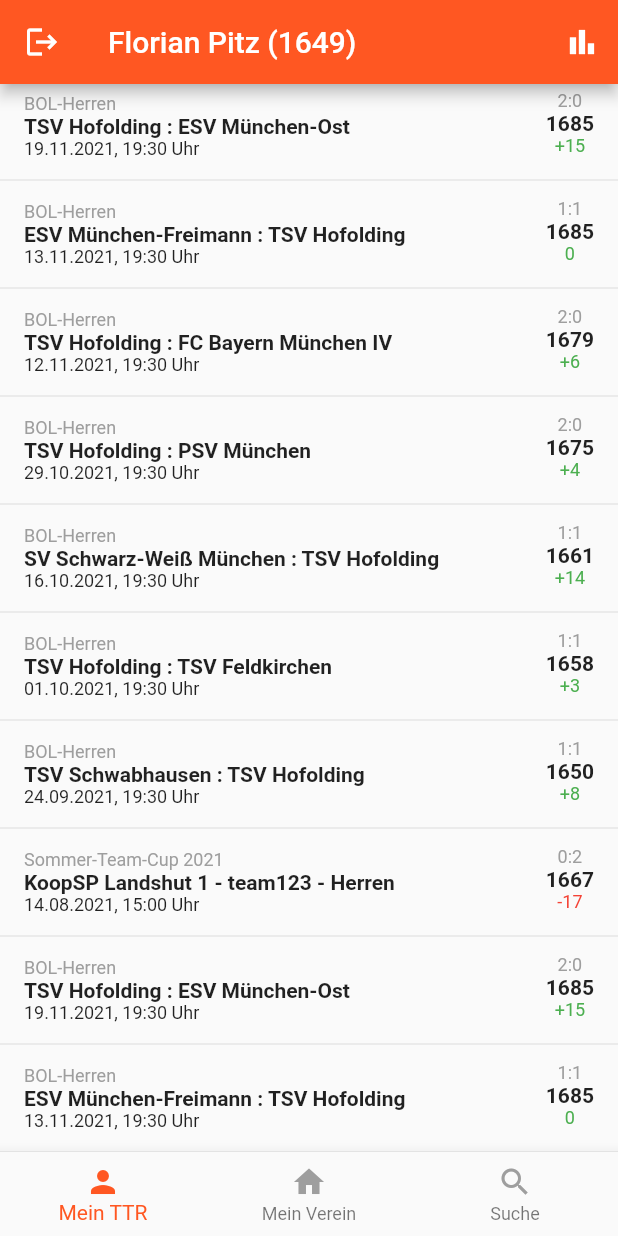
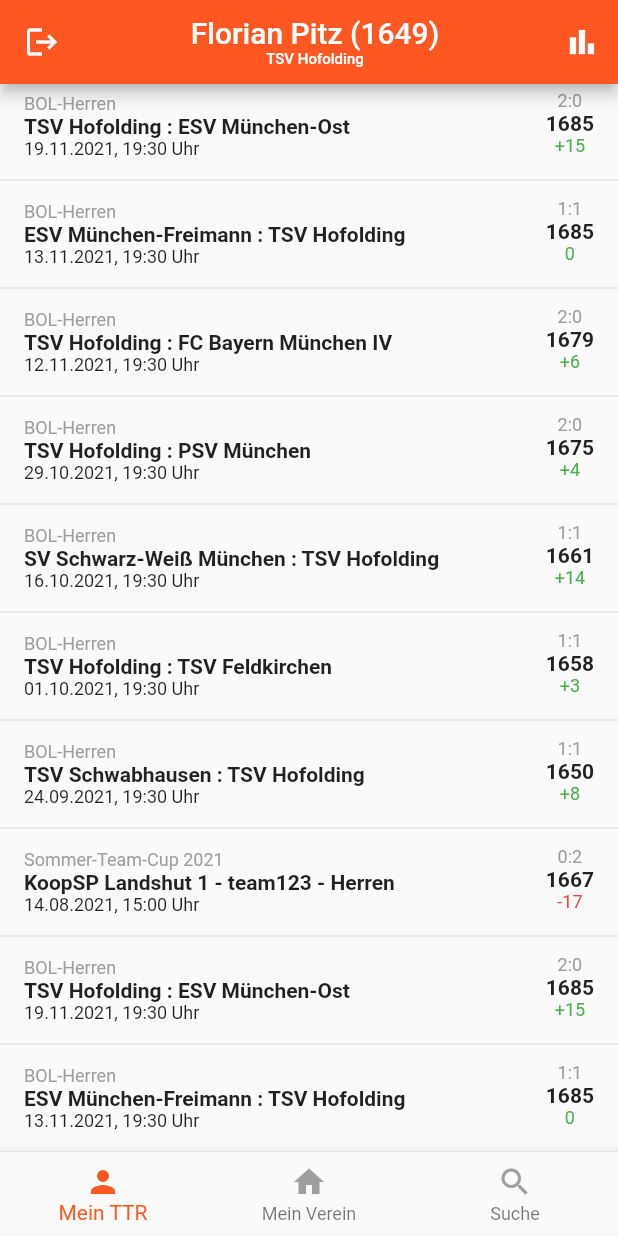
Before and after one commit to docpitz/show_ttr, a Flutter app: the screen it shows after launch, after a tap on "Anmelden", on a phone screen of 412 x 824 dp. Run offline on Flutter 3.47's test engine with Material 2 defaults, Android fonts, the light colour scheme and no system bars; drawn by our look-alikes of scrollable_positioned_list; our stand-ins replace fl_chart.

Commit message:
added club to headline

```diff
--- a/lib/widgets/player/player_detail_page.dart
+++ b/lib/widgets/player/player_detail_page.dart
@@ -92,12 +92,22 @@
       child: Scaffold(
         appBar: AppBar(
           leading: !showLogoutIcon ? null : LogoutButton(doLogout: doLogout),
-          title: Text(_player!.firstname +
-              " " +
-              _player!.lastname +
-              " (" +
-              _player!.points.toString() +
-              ")"),
+          title: Center(
+            child: Column(
+              children: [
+                Text(_player!.firstname +
+                    " " +
+                    _player!.lastname +
+                    " (" +
+                    _player!.points.toString() +
+                    ")"),
+                const Text(
+                  "TSV Hofolding",
+                  style: TextStyle(fontSize: 10),
+                )
+              ],
+            ),
+          ),
           actions: [
             IconButton(
               icon: const Icon(Icons.bar_chart),
```
